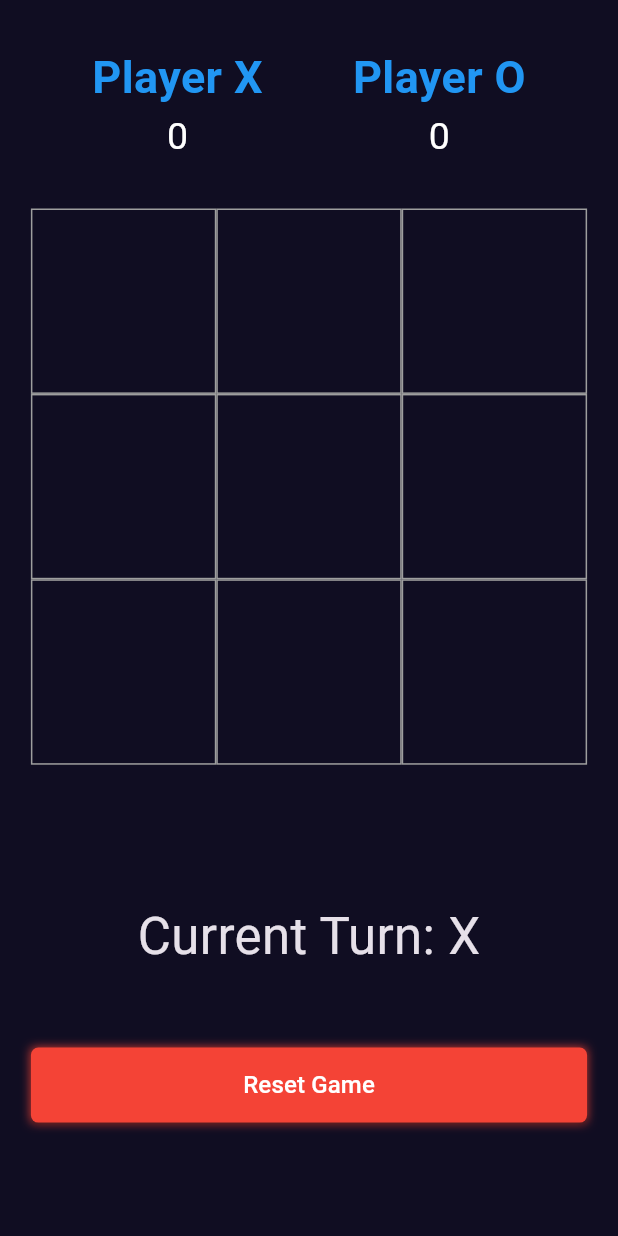
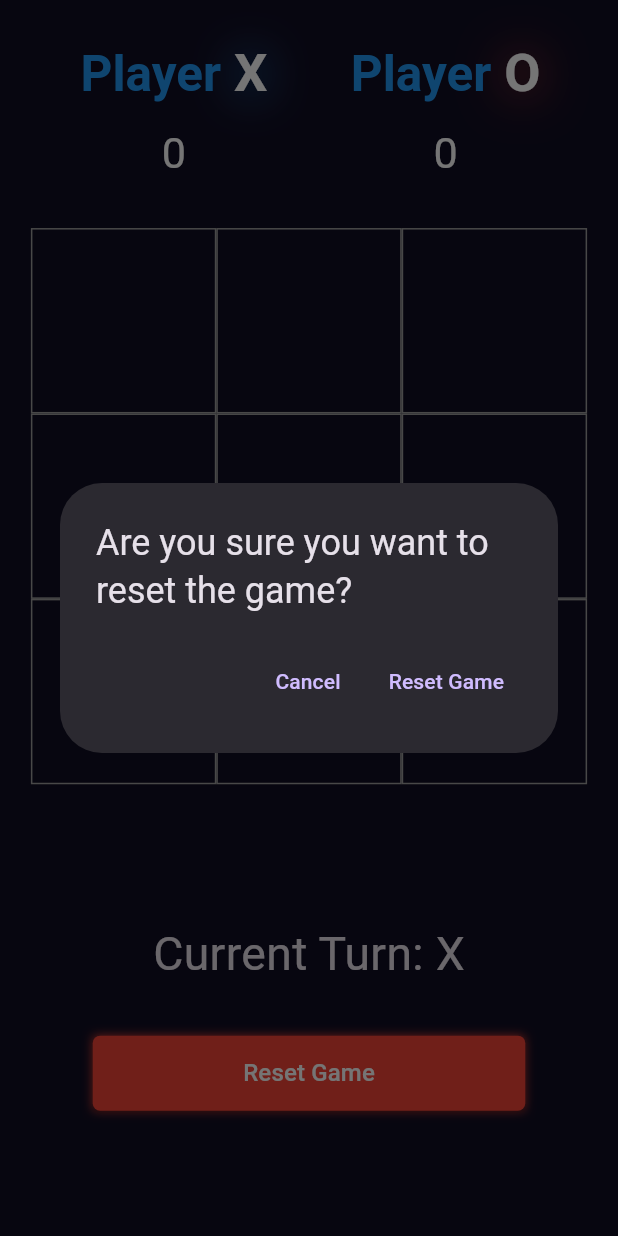
Before and after one commit to 5-abdulsami/flutter_tic_tac_toe, a Flutter app: the OfflineGameScreen screen opened by its route, after a tap on "Reset Game", on a phone screen of 412 x 824 dp. Run offline on Flutter 3.47's test engine with Material 3 defaults, Android fonts, the phone set to English and light mode, and no system bars; our stand-ins replace socket_io_client.

Commit message:
enhanced UI, made offline mode responsive

```diff
--- a/lib/offline_module/offline_game_screen.dart
+++ b/lib/offline_module/offline_game_screen.dart
@@ -2,6 +2,7 @@ import 'package:flutter/material.dart';
 import 'package:flutter_tic_tac_toe/offline_module/offline_scorebord.dart';
 import 'package:flutter_tic_tac_toe/provider/offline_game_provider.dart';
 import 'package:flutter_tic_tac_toe/utils/colors.dart';
+import 'package:flutter_tic_tac_toe/utils/utils.dart';
 import 'package:flutter_tic_tac_toe/widgets/custom_button.dart';
 import 'package:flutter_tic_tac_toe/widgets/offline_tic_tac_toe_board.dart';
 import 'package:provider/provider.dart';
@@ -35,14 +36,17 @@ class OfflineGameScreen extends StatelessWidget {
               // Status Bar to show who's turn or if there's a winner
               _StatusBar(),
               SizedBox(
-                height: size.height * 0.05,
+                height: size.height * 0.03,
               ),
-              CustomButton(
-                buttonColor: redColor,
-                onPressed: () {
-                  offlineGameProvider.resetGame();
-                },
-                text: "Reset Game",
+              Padding(
+                padding: EdgeInsets.symmetric(horizontal: size.width * 0.1),
+                child: CustomButton(
+                  buttonColor: redColor,
+                  onPressed: () {
+                    resetGameDialogBox(context, "Are you sure you want to reset the game?");
+                  },
+                  text: "Reset Game",
+                ),
               ),
             ],
           ),
@@ -55,6 +59,7 @@ class OfflineGameScreen extends StatelessWidget {
 class _StatusBar extends StatelessWidget {
   @override
   Widget build(BuildContext context) {
+    var size = MediaQuery.of(context).size;
     final offlineGameProvider = Provider.of<OfflineGameProvider>(context);
     String status = offlineGameProvider.winner.isNotEmpty
         ? (offlineGameProvider.winner == 'Draw'
@@ -63,10 +68,10 @@ class _StatusBar extends StatelessWidget {
         : 'Current Turn: ${offlineGameProvider.currentPlayer}';
 
     return Padding(
-      padding: const EdgeInsets.all(8.0),
+      padding: EdgeInsets.all(size.width * 0.02),
       child: Text(
         status,
-        style: const TextStyle(fontSize: 34),
+        style: TextStyle(fontSize: size.width * 0.075),
       ),
     );
   }
--- a/lib/offline_module/offline_scorebord.dart
+++ b/lib/offline_module/offline_scorebord.dart
@@ -8,6 +8,7 @@ class OfflineScoreboard extends StatelessWidget {
 
   @override
   Widget build(BuildContext context) {
+    var size = MediaQuery.of(context).size;
     OfflineGameProvider offlineGameProvider =
         Provider.of<OfflineGameProvider>(context);
 
@@ -15,30 +16,66 @@ class OfflineScoreboard extends StatelessWidget {
       mainAxisAlignment: MainAxisAlignment.center,
       children: [
         Padding(
-          padding: const EdgeInsets.all(30),
+          padding: EdgeInsets.all(size.width * 0.07),
           child: Column(mainAxisAlignment: MainAxisAlignment.center, children: [
-            const Text(
-              'Player X', // Fixed name as this is for offline mode
-              style: TextStyle(
-                  fontSize: 30, fontWeight: FontWeight.bold, color: blueColor),
-            ),
+            RichText(text: TextSpan(
+              children: [
+                TextSpan(
+                  text: 'Player',
+                  style: TextStyle(
+                  fontSize: size.width * 0.08, fontWeight: FontWeight.bold, color: blueColor),
+                ),
+                TextSpan(
+                  text: ' X',
+  style: TextStyle(
+                  fontSize: size.width * 0.085, fontWeight: FontWeight.bold, color: whiteColor, shadows: const [
+                        Shadow(
+                          color: blueColor
+                              ,
+                          blurRadius: 40,
+                          offset: Offset(0, 0.9),
+                        ),
+                      ], ),
+
+                ),
+              ]
+            )),
+            SizedBox(height: size.height * 0.015,),
             Text(
               offlineGameProvider.xScore.toString(), // Player X score
-              style: const TextStyle(fontSize: 25, color: whiteColor),
+              style: TextStyle(fontSize: size.width * 0.07, color: whiteColor),
             ),
           ]),
         ),
         Padding(
-          padding: const EdgeInsets.all(30),
+          padding: EdgeInsets.all(size.width * 0.065),
           child: Column(mainAxisAlignment: MainAxisAlignment.center, children: [
-            const Text(
-              'Player O', // Fixed name as this is for offline mode
-              style: TextStyle(
-                  fontSize: 30, fontWeight: FontWeight.bold, color: blueColor),
-            ),
+            RichText(text: TextSpan(
+              children: [
+                TextSpan(
+                  text: 'Player',
+                  style: TextStyle(
+                  fontSize: size.width * 0.08, fontWeight: FontWeight.bold, color: blueColor,),
+                ),
+                TextSpan(
+                  text: ' O',
+  style: TextStyle(
+                  fontSize: size.width * 0.085, fontWeight: FontWeight.bold, color: whiteColor, shadows: const [
+                        Shadow(
+                          color: redColor
+                              ,
+                          blurRadius: 40,
+                          offset: Offset(0, 0.9),
+                        ),
+                      ],),
+
+                ),
+              ]
+            )),
+            SizedBox(height: size.height * 0.015,),
             Text(
               offlineGameProvider.oScore.toString(), // Player O score
-              style: const TextStyle(fontSize: 25, color: whiteColor),
+              style: TextStyle(fontSize: size.width * 0.07, color: whiteColor),
             ),
           ]),
         ),
--- a/lib/utils/utils.dart
+++ b/lib/utils/utils.dart
@@ -60,3 +60,34 @@ void showOfflineGameDialogBox(BuildContext context, String text) {
         );
       });
 }
+
+void resetGameDialogBox(BuildContext context, String text) {
+  showDialog(
+      // So that dialog is not closed when tapped outside
+      barrierDismissible: false,
+      context: context,
+      builder: (context) {
+        return AlertDialog(
+          title: Text(text),
+          actions: [
+            // Play Again for Offline Mode
+            TextButton(
+                onPressed: () {
+                  Navigator.pop(context); // Close the dialog
+                },
+                child: const Text("Cancel")),
+
+            // Option to exit to Main Menu
+            TextButton(
+                onPressed: () {
+
+                  Provider.of<OfflineGameProvider>(context, listen: false)
+                      .resetGame();
+                  Navigator.of(context)
+                    .pop()
+                    ; },
+                child: const Text("Reset Game")),
+          ],
+        );
+      });
+}
```
